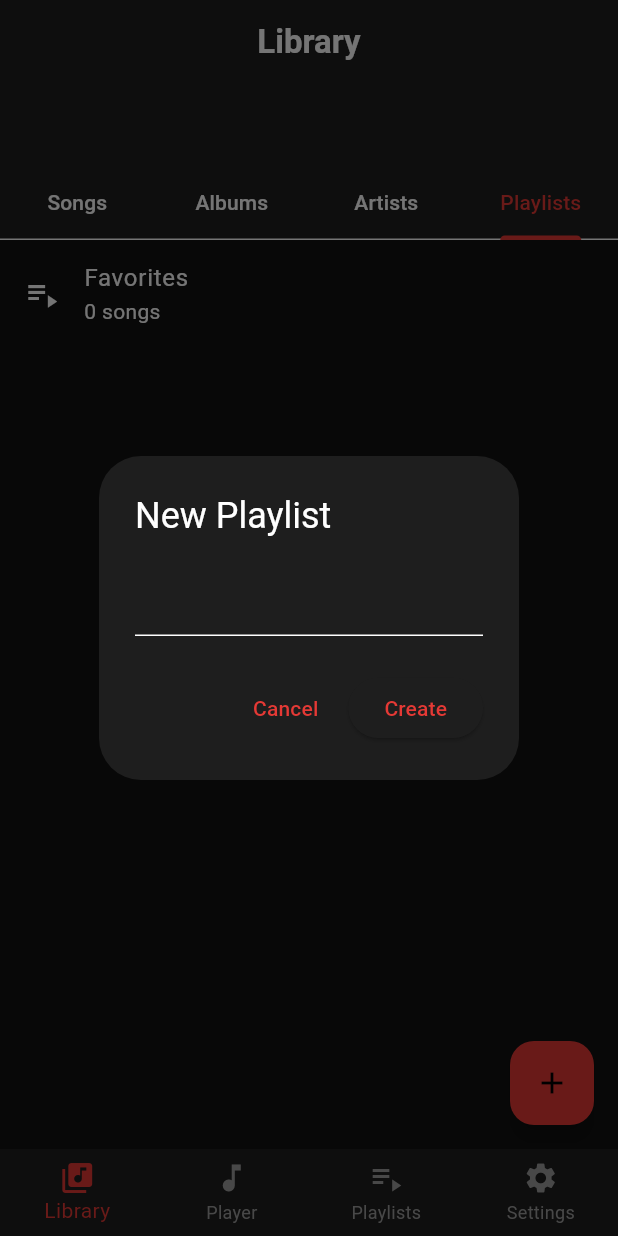
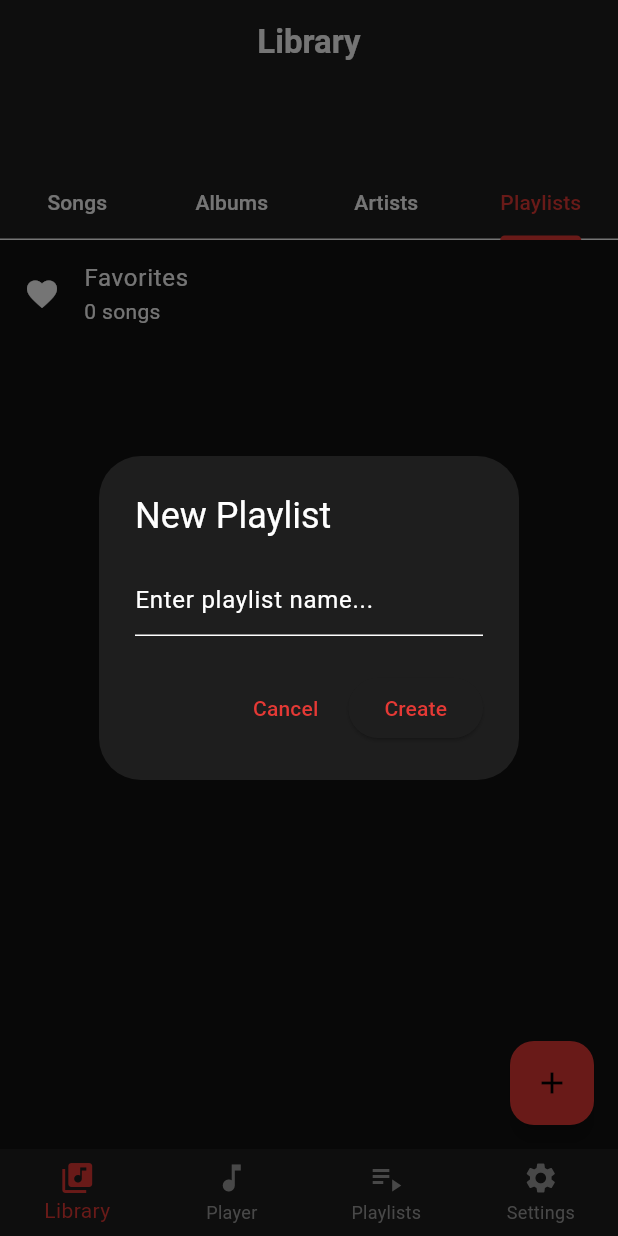
Before and after one commit to Abdullah-Masood-05/NoirPlayer, a Flutter app: the screen it shows after launch, tab 4 chosen, after a tap on the "add" icon, on a phone screen of 412 x 824 dp. Run offline on Flutter 3.47's test engine with Material 3 defaults, Android fonts, the light colour scheme and no system bars; our stand-ins replace audio_service, just_audio, on_audio_query, permission_handler.

Commit message:
Improve UI of Plalists_tab

```diff
--- a/lib/screens/library/tabs/playlists_tab.dart
+++ b/lib/screens/library/tabs/playlists_tab.dart
@@ -320,14 +320,164 @@
 
 
 // lib/screens/library/tabs/playlists_tab.dart
+// import 'dart:convert';
+// import 'dart:io';
+// import 'package:flutter/material.dart';
+// import 'package:path_provider/path_provider.dart';
+// import '../../../core/models/playlist_model.dart';
+// import '../../playlists/playlist_songs_screen.dart';
+// import '../../player/player_screen.dart';
+// import '../../../core/services/audio_handler.dart';
+
+// class PlaylistsTab extends StatefulWidget {
+//   final VoidCallback onNavigateToPlayer;
+
+//   const PlaylistsTab({super.key, required this.onNavigateToPlayer});
+
+//   @override
+//   State<PlaylistsTab> createState() => _PlaylistsTabState();
+// }
+
+// class _PlaylistsTabState extends State<PlaylistsTab> {
+//   List<PlaylistModel> _playlists = [];
+
+//   @override
+//   void initState() {
+//     super.initState();
+//     _loadPlaylists();
+//   }
+
+//   Future<File> get _localFile async {
+//     final dir = await getApplicationDocumentsDirectory();
+//     return File('${dir.path}/playlists.json');
+//   }
+
+//   Future<void> _loadPlaylists() async {
+//     try {
+//       final file = await _localFile;
+//       if (await file.exists()) {
+//         final content = await file.readAsString();
+//         final jsonList = jsonDecode(content) as List<dynamic>;
+//         setState(() {
+//           _playlists = jsonList
+//               .map((e) => PlaylistModel.fromJson(e as Map<String, dynamic>))
+//               .toList();
+//         });
+//       } else {
+//         // create default favorites playlist
+//         final favorite = PlaylistModel(name: 'Favorites', songs: [], isFavourite: true);
+//         _playlists = [favorite];
+//         await _savePlaylists();
+//       }
+//     } catch (e) {
+//       debugPrint('Error loading playlists: $e');
+//     }
+//   }
+
+//   Future<void> _savePlaylists() async {
+//     final file = await _localFile;
+//     await file.writeAsString(jsonEncode(_playlists.map((p) => p.toJson()).toList()));
+//   }
+
+//   void _createPlaylist() {
+//     if (_playlists.length >= 5) {
+//       ScaffoldMessenger.of(context).showSnackBar(
+//         const SnackBar(content: Text('Maximum 5 playlists allowed.')),
+//       );
+//       return;
+//     }
+//     showDialog(
+//       context: context,
+//       builder: (ctx) {
+//         final controller = TextEditingController();
+//         return AlertDialog(
+//           title: const Text('New Playlist'),
+//           content: TextField(controller: controller),
+//           actions: [
+//             TextButton(
+//                 onPressed: () => Navigator.pop(ctx), child: const Text('Cancel')),
+//             ElevatedButton(
+//               onPressed: () {
+//                 final name = controller.text.trim();
+//                 if (name.isNotEmpty) {
+//                   setState(() {
+//                     _playlists.add(PlaylistModel(name: name, songs: []));
+//                   });
+//                   _savePlaylists();
+//                   Navigator.pop(ctx);
+//                 }
+//               },
+//               child: const Text('Create'),
+//             ),
+//           ],
+//         );
+//       },
+//     );
+//   }
+
+//   void _deletePlaylist(int index) {
+//     final playlist = _playlists[index];
+//     if (playlist.isFavourite) return;
+//     setState(() {
+//       _playlists.removeAt(index);
+//     });
+//     _savePlaylists();
+//   }
+
+//   @override
+//   Widget build(BuildContext context) {
+//     return Scaffold(
+//       floatingActionButton: FloatingActionButton(
+//         onPressed: _createPlaylist,
+//         child: const Icon(Icons.add),
+//       ),
+//       body: _playlists.isEmpty
+//           ? const Center(child: Text('No playlists yet'))
+//           : ListView.separated(
+//               itemCount: _playlists.length,
+//               separatorBuilder: (_, __) => const Divider(),
+//               itemBuilder: (context, index) {
+//                 final playlist = _playlists[index];
+//                 return ListTile(
+//                   leading: const Icon(Icons.playlist_play),
+//                   title: Text(playlist.name),
+//                   subtitle: Text('${playlist.songs.length} songs'),
+//                   trailing: playlist.isFavourite
+//                       ? null
+//                       : IconButton(
+//                           icon: const Icon(Icons.delete),
+//                           onPressed: () => _deletePlaylist(index),
+//                         ),
+//                   onTap: () {
+//                     Navigator.push(
+//                       context,
+//                       MaterialPageRoute(
+//                         builder: (_) => PlaylistSongsScreen(
+//                           playlist: playlist,
+//                           onNavigateToPlayer: widget.onNavigateToPlayer,
+//                           onUpdatePlaylist: () {
+//                             setState(() {});
+//                             _savePlaylists();
+//                           },
+//                         ),
+//                       ),
+//                     );
+//                   },
+//                 );
+//               },
+//             ),
+//     );
+//   }
+// }
+
+
+
 import 'dart:convert';
 import 'dart:io';
 import 'package:flutter/material.dart';
 import 'package:path_provider/path_provider.dart';
 import '../../../core/models/playlist_model.dart';
 import '../../playlists/playlist_songs_screen.dart';
-import '../../player/player_screen.dart';
-import '../../../core/services/audio_handler.dart';
 
 class PlaylistsTab extends StatefulWidget {
   final VoidCallback onNavigateToPlayer;
@@ -364,8 +514,8 @@ class _PlaylistsTabState extends State<PlaylistsTab> {
               .toList();
         });
       } else {
-        // create default favorites playlist
-        final favorite = PlaylistModel(name: 'Favorites', songs: [], isFavourite: true);
+        final favorite =
+            PlaylistModel(name: 'Favorites', songs: [], isFavourite: true);
         _playlists = [favorite];
         await _savePlaylists();
       }
@@ -376,7 +526,8 @@ class _PlaylistsTabState extends State<PlaylistsTab> {
 
   Future<void> _savePlaylists() async {
     final file = await _localFile;
-    await file.writeAsString(jsonEncode(_playlists.map((p) => p.toJson()).toList()));
+    await file
+        .writeAsString(jsonEncode(_playlists.map((p) => p.toJson()).toList()));
   }
 
   void _createPlaylist() {
@@ -392,10 +543,16 @@ class _PlaylistsTabState extends State<PlaylistsTab> {
         final controller = TextEditingController();
         return AlertDialog(
           title: const Text('New Playlist'),
-          content: TextField(controller: controller),
+          content: TextField(
+            controller: controller,
+            decoration:
+                const InputDecoration(hintText: 'Enter playlist name...'),
+          ),
           actions: [
             TextButton(
-                onPressed: () => Navigator.pop(ctx), child: const Text('Cancel')),
+              onPressed: () => Navigator.pop(ctx),
+              child: const Text('Cancel'),
+            ),
             ElevatedButton(
               onPressed: () {
                 final name = controller.text.trim();
@@ -415,13 +572,35 @@ class _PlaylistsTabState extends State<PlaylistsTab> {
     );
   }
 
-  void _deletePlaylist(int index) {
+  Future<void> _confirmDeletePlaylist(int index) async {
     final playlist = _playlists[index];
-    if (playlist.isFavourite) return;
-    setState(() {
-      _playlists.removeAt(index);
-    });
-    _savePlaylists();
+    if (playlist.isFavourite) return; // cannot delete favourites
+
+    final confirm = await showDialog<bool>(
+      context: context,
+      builder: (context) => AlertDialog(
+        title: const Text('Delete Playlist'),
+        content: Text('Are you sure you want to delete "${playlist.name}"?'),
+        actions: [
+          TextButton(
+            onPressed: () => Navigator.pop(context, false),
+            child: const Text('Cancel'),
+          ),
+          TextButton(
+            onPressed: () => Navigator.pop(context, true),
+            child: const Text(
+              'Delete',
+              style: TextStyle(color: Colors.red),
+            ),
+          ),
+        ],
+      ),
+    );
+
+    if (confirm == true) {
+      setState(() => _playlists.removeAt(index));
+      _savePlaylists();
+    }
   }
 
   @override
@@ -439,15 +618,13 @@ class _PlaylistsTabState extends State<PlaylistsTab> {
               itemBuilder: (context, index) {
                 final playlist = _playlists[index];
                 return ListTile(
-                  leading: const Icon(Icons.playlist_play),
+                  leading: Icon(
+                    playlist.isFavourite
+                        ? Icons.favorite
+                        : Icons.playlist_play,
+                  ),
                   title: Text(playlist.name),
                   subtitle: Text('${playlist.songs.length} songs'),
-                  trailing: playlist.isFavourite
-                      ? null
-                      : IconButton(
-                          icon: const Icon(Icons.delete),
-                          onPressed: () => _deletePlaylist(index),
-                        ),
                   onTap: () {
                     Navigator.push(
                       context,
@@ -463,6 +640,7 @@ class _PlaylistsTabState extends State<PlaylistsTab> {
                       ),
                     );
                   },
+                  onLongPress: () => _confirmDeletePlaylist(index),
                 );
               },
             ),
```
